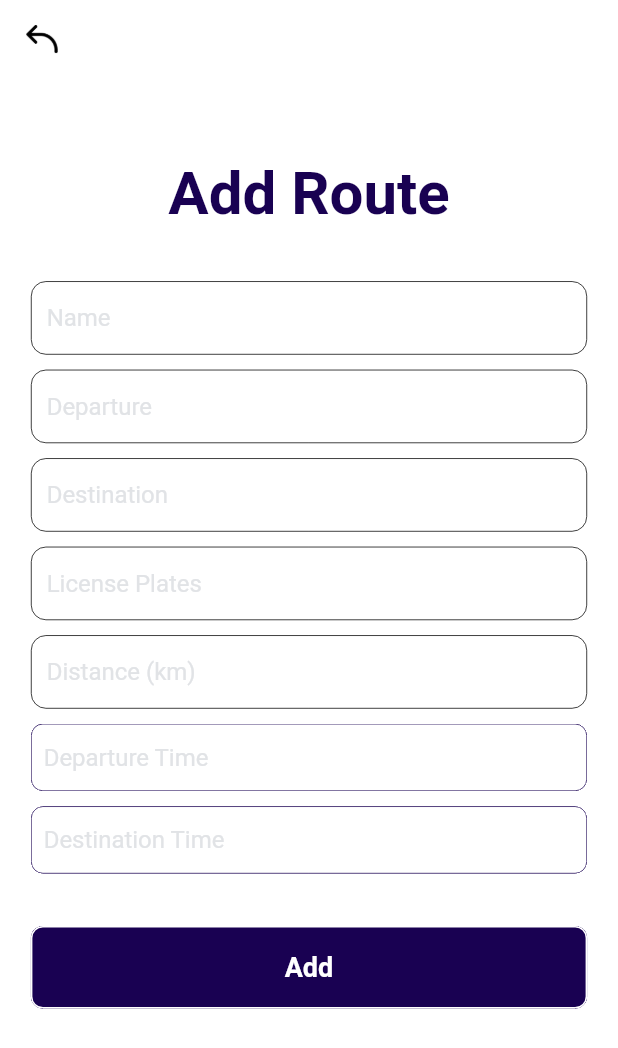
After one commit to nguyenvnbrtd/i_ticket, a Flutter app: the AddTravelRouteScreen screen opened by its route, on a phone screen of 412 x 824 dp. The commit adds this screen. Shown: the top 1048 px of the screen. Run offline on Flutter 3.47's test engine with Material 2 defaults, Android fonts, the phone set to English and light mode, and no system bars; our stand-ins replace cloud_firestore, device_info_plus, equatable, firebase_auth, firebase_core, flutter_bloc and 8 more; missing offline and left inert: dart:ffi, encrypt; accounts and stored records are empty; generated files the repository leaves out were written again; network calls fail.

Commit message:
finish add route

```diff
--- a/lib/core/src/assets.dart
+++ b/lib/core/src/assets.dart
@@ -14,6 +14,7 @@ class Assets {
   static const String destinationCircleIcon = 'assets/images/destination_circle.png';
   static const String editIcon = 'assets/images/edit.png';
   static const String trashIcon = 'assets/images/trash.png';
+  static const String backIcon = 'assets/images/back.png';
 
 
 }
--- a/lib/features/travel_route/blocs/travel_route_bloc.dart
+++ b/lib/features/travel_route/blocs/travel_route_bloc.dart
@@ -9,22 +9,23 @@ import '../../../injector.dart';
 import '../../../models/user_info_initial_argument.dart';
 import '../../../route/page_routes.dart';
 import '../models/travle_route.dart';
+import '../states/travel_route_state.dart';
 
-class TravelRouteBloc extends BaseBloc<TravelRouteEvent, BaseState> {
+class TravelRouteBloc extends BaseBloc<TravelRouteEvent, TravelRouteState> {
   final TravelRouteRepository _repository = it<TravelRouteRepository>();
 
   Stream<List<TravelRoute>> get routes => _repository.getAll;
 
-  TravelRouteBloc() : super(const BaseState()) {
+  TravelRouteBloc() : super(TravelRouteState.init()) {
     on<OnAddNewRoute>((event, emit) async {
       await UtilsHelper.runWithLoadingDialog(
         func: () async {
-          emit(const BaseState(isLoading: true));
+          emit(state.copyWith(isLoading: true));
           await _repository.create(event.route);
-          emit(const BaseState(isLoading: false));
+          emit(state.copyWith(isLoading: false));
         },
         onFailed: (e) {
-          emit(const BaseState(isLoading: false));
+          emit(state.copyWith(isLoading: false));
         },
       );
     });
@@ -40,5 +41,12 @@ class TravelRouteBloc extends BaseBloc<TravelRouteEvent, BaseState> {
         },
       );
     },);
+
+    on<OnChangeDepartureTime>((event, emit) async {
+      emit(state.copyWith(departureTime: event.time.toString()));
+    },);
+    on<OnChangeDestinationTime>((event, emit) async {
+      emit(state.copyWith(destinationTime: event.time.toString()));
+    },);
   }
 }
--- a/lib/features/travel_route/event/travel_route_event.dart
+++ b/lib/features/travel_route/event/travel_route_event.dart
@@ -20,3 +20,21 @@ class OnDeleteRoute extends TravelRouteEvent{
   @override
   List<Object?> get props => [id];
 }
+
+class OnChangeDepartureTime extends TravelRouteEvent{
+  final DateTime time;
+
+  OnChangeDepartureTime({required this.time});
+
+  @override
+  List<Object?> get props => [time];
+}
+
+class OnChangeDestinationTime extends TravelRouteEvent{
+  final DateTime time;
+
+  OnChangeDestinationTime({required this.time});
+
+  @override
+  List<Object?> get props => [time];
+}
--- /dev/null
+++ b/lib/features/travel_route/pages/add_travel_route_screen.dart
@@ -0,0 +1,197 @@
+import 'package:flutter/material.dart';
+import 'package:flutter_animation/base/blocs/base_state.dart';
+import 'package:flutter_animation/core/src/app_colors.dart';
+import 'package:flutter_animation/core/utils/dimension.dart';
+import 'package:flutter_animation/features/travel_route/blocs/travel_route_bloc.dart';
+import 'package:flutter_animation/features/travel_route/event/travel_route_event.dart';
+import 'package:flutter_animation/features/travel_route/states/travel_route_state.dart';
+import 'package:flutter_animation/widgets/base_screen/origin_screen.dart';
+import 'package:flutter_animation/widgets/staless/loading_button.dart';
+import 'package:flutter_animation/widgets/staless/primary_button.dart';
+import 'package:flutter_animation/widgets/staless/spacer.dart';
+import 'package:flutter_animation/widgets/stateful/text_input.dart';
+import 'package:flutter_bloc/flutter_bloc.dart';
+import 'package:flutter_datetime_picker/flutter_datetime_picker.dart';
+
+import '../../../core/utils/unique_id_generator.dart';
+import '../../../widgets/staless/bounce_scroll.dart';
+import '../../../widgets/staless/primary_app_bar.dart';
+import '../models/travle_route.dart';
+
+class AddTravelRouteScreen extends StatefulWidget {
+  const AddTravelRouteScreen({Key? key}) : super(key: key);
+
+  @override
+  State<StatefulWidget> createState() => _AddTravelRouteScreen();
+}
+
+class _AddTravelRouteScreen extends State<AddTravelRouteScreen> {
+  late final TextEditingController _nameController;
+  late final TextEditingController _departureController;
+  late final TextEditingController _destinationController;
+  late final TextEditingController _licensePlatesController;
+  late final TextEditingController _distanceController;
+
+  late final TravelRouteBloc travelRouteBloc;
+
+  final String title = 'Add Route';
+  final String nameHint = 'Name';
+  final String departureHint = 'Departure';
+  final String destinationHint = 'Destination';
+  final String licenseHint = 'License Plates';
+  final String timeMovingHint = 'Time Moving';
+  final String departureTimeHint = 'Departure Time';
+  final String destinationTimeHint = 'Destination Time';
+  final String _distanceHint = 'Distance (km)';
+  final String addLabel = 'Add';
+
+  @override
+  void initState() {
+    _nameController = TextEditingController();
+    _departureController = TextEditingController();
+    _destinationController = TextEditingController();
+    _licensePlatesController = TextEditingController();
+    _distanceController = TextEditingController();
+
+    travelRouteBloc = TravelRouteBloc();
+
+    super.initState();
+  }
+
+  @override
+  Widget build(BuildContext context) {
+    final paddingSize = DeviceDimension.screenWidth * 0.05;
+    final ThemeData theme = Theme.of(context);
+
+    return BlocProvider(
+      create: (_) => travelRouteBloc,
+      child: OriginScreen(
+        appbar: const PrimaryAppBar(),
+        child: BounceScroll(
+          child: Container(
+            height: DeviceDimension.screenHeight - (50 + paddingSize*2),
+            padding: EdgeInsets.all(paddingSize),
+            child: Column(
+              mainAxisAlignment: MainAxisAlignment.spaceBetween,
+              crossAxisAlignment: CrossAxisAlignment.center,
+              children: [
+                const SizedBox(),
+                Text(title, style: theme.textTheme.headlineLarge),
+                Column(
+                  crossAxisAlignment: CrossAxisAlignment.end,
+                  children: [
+                    TextInput(controller: _nameController, hint: nameHint, borderWidth: 0.5),
+                    const SpaceVertical(height: 10),
+                    TextInput(controller: _departureController, hint: departureHint, borderWidth: 0.5),
+                    const SpaceVertical(height: 10),
+                    TextInput(controller: _destinationController, hint: destinationHint, borderWidth: 0.5),
+                    const SpaceVertical(height: 10),
+                    TextInput(controller: _licensePlatesController, hint: licenseHint, borderWidth: 0.5),
+                    const SpaceVertical(height: 10),
+                    TextInput(controller: _distanceController, hint: _distanceHint, borderWidth: 0.5),
+                    const SpaceVertical(height: 10),
+                    BlocBuilder<TravelRouteBloc, TravelRouteState>(
+                      buildWhen: (previous, current) => previous.departureTime != current.departureTime,
+                      builder: (context, state) {
+                        final text = state.departureTime.isNotEmpty ? state.departureTime : departureTimeHint;
+                        final color = state.departureTime.isNotEmpty ? AppColors.textLabel : AppColors.greyMedium;
+                        return PrimaryButton(
+                          borderWidth: 0.5,
+                          color: AppColors.white,
+                          borderColor: AppColors.primary,
+                          child: Align(
+                            alignment: Alignment.centerLeft,
+                            child: Text(
+                              text,
+                              style: theme.textTheme.bodyMedium?.copyWith(color: color),
+                            ),
+                          ),
+                          onPress: openSelectDepartureTime,
+                        );
+                      },
+                    ),
+                    const SpaceVertical(height: 10),
+                    BlocBuilder<TravelRouteBloc, TravelRouteState>(
+                      buildWhen: (previous, current) => previous.destinationTime != current.destinationTime,
+                      builder: (context, state) {
+                        final text = state.destinationTime.isNotEmpty ? state.destinationTime : destinationTimeHint;
+                        final color = state.destinationTime.isNotEmpty ? AppColors.textLabel : AppColors.greyMedium;
+
+                        return PrimaryButton(
+                          borderWidth: 0.5,
+                          color: AppColors.white,
+                          borderColor: AppColors.primary,
+                          child: Align(
+                            alignment: Alignment.centerLeft,
+                            child: Text(
+                              text,
+                              style: theme.textTheme.bodyMedium?.copyWith(color: color),
+                            ),
+                          ),
+                          onPress: openSelectDestinationTime,
+                        );
+                      },
+                    ),
+                  ],
+                ),
+                BlocBuilder<TravelRouteBloc, BaseState>(
+                  builder: (context, state) => SizedBox(
+                    height: 55,
+                    child: LoadingButton(
+                      label: addLabel,
+                      onPress: onAddRoute,
+                      isLoading: state.isLoading,
+                    ),
+                  ),
+                ),
+                const SpaceVertical(height: 10),
+                const SpaceVertical(height: 10),
+              ],
+            ),
+          ),
+        ),
+      ),
+    );
+  }
+
+  openSelectDepartureTime() {
+    DatePicker.showDateTimePicker(
+      context,
+      showTitleActions: true,
+      onConfirm: (date) {
+        travelRouteBloc.add(OnChangeDepartureTime(time: date));
+      },
+      currentTime: DateTime.now(),
+      locale: LocaleType.vi,
+    );
+  }
+
+  openSelectDestinationTime() {
+    DatePicker.showDateTimePicker(
+      context,
+      showTitleActions: true,
+      onConfirm: (date) {
+        travelRouteBloc.add(OnChangeDestinationTime(time: date));
+      },
+      currentTime: DateTime.now(),
+      locale: LocaleType.vi,
+    );
+  }
+
+  onAddRoute() {
+    travelRouteBloc.add(
+      OnAddNewRoute(
+        route: TravelRoute(
+          id: UniqueIdGenerator.uniqueId,
+          name: _nameController.text,
+          departureName: _departureController.text,
+          destinationName: _destinationController.text,
+          departureTime: travelRouteBloc.state.departureTime,
+          destinationTime: travelRouteBloc.state.destinationTime,
+          distance: _distanceController.text,
+          licensePlate: _licensePlatesController.text,
+        ),
+      ),
+    );
+  }
+}
--- a/lib/features/travel_route/pages/components/travel_route_item.dart
+++ b/lib/features/travel_route/pages/components/travel_route_item.dart
@@ -60,14 +60,18 @@ class TravelRouteItem extends StatelessWidget {
                     Expanded(
                       child: Align(
                         alignment: Alignment.centerLeft,
-                        child: Text(name, style: theme.textTheme.headlineSmall?.copyWith(fontWeight: FontWeight.w500)),
+                        child: Text(
+                          name,
+                          overflow: TextOverflow.ellipsis,
+                          maxLines: 3,
+                          style: theme.textTheme.headlineSmall?.copyWith(fontWeight: FontWeight.w500),
                         ),
                       ),
-                    Expanded(
-                      child: Align(
+                    ),
+                    const SpaceHorizontal(),
+                    Align(
                       alignment: Alignment.centerRight,
                       child: Text(travelTime, style: theme.textTheme.headlineSmall?.copyWith(fontWeight: FontWeight.w500)),
-                      ),
                     ),
                   ],
                 ),
@@ -169,11 +173,10 @@ class TravelRouteItem extends StatelessWidget {
         closeWhenAction: true,
         label: deleteAlert,
         message: deleteMessage,
-      onCancel: (){},
-      onConfirm: (){
+        onCancel: () {},
+        onConfirm: () {
           context.read<TravelRouteBloc>().add(OnDeleteRoute(id: item.id!));
-      }
-    );
+        });
   }
 }
 
--- a/lib/features/travel_route/pages/travel_route_screen.dart
+++ b/lib/features/travel_route/pages/travel_route_screen.dart
@@ -1,8 +1,10 @@
 import 'package:flutter/material.dart';
 import 'package:flutter_animation/core/src/assets.dart';
 import 'package:flutter_animation/core/utils/dimension.dart';
+import 'package:flutter_animation/core/utils/utils_helper.dart';
 import 'package:flutter_animation/features/travel_route/event/travel_route_event.dart';
 import 'package:flutter_animation/features/travel_route/models/travle_route.dart';
+import 'package:flutter_animation/route/page_routes.dart';
 import 'package:flutter_animation/widgets/base_screen/origin_screen.dart';
 import 'package:flutter_animation/widgets/staless/spacer.dart';
 import 'package:flutter_bloc/flutter_bloc.dart';
@@ -82,7 +84,6 @@ class _TravelRouteScreen extends State<TravelRouteScreen> {
   }
 
   void onAddRoute() {
-    travelRouteBloc.add(OnAddNewRoute(route: TravelRoute(id: UniqueIdGenerator.uniqueId)));
-    DialogUtils.showToast('Add success');
+    UtilsHelper.pushNamed(Routes.addTravelRoute);
   }
 }
--- /dev/null
+++ b/lib/features/travel_route/states/travel_route_state.dart
@@ -0,0 +1,27 @@
+import 'package:flutter_animation/base/blocs/base_state.dart';
+
+class TravelRouteState extends BaseState {
+  final String departureTime;
+  final String destinationTime;
+
+  const TravelRouteState({required bool isLoading, required this.departureTime, required this.destinationTime}) : super(isLoading: isLoading);
+
+  factory TravelRouteState.init() {
+    return const TravelRouteState(
+      isLoading: false,
+      departureTime: '',
+      destinationTime: '',
+    );
+  }
+
+  TravelRouteState copyWith({bool? isLoading, String? departureTime, String? destinationTime}) {
+    return TravelRouteState(
+      isLoading: isLoading ?? this.isLoading,
+      departureTime: departureTime ?? this.departureTime,
+      destinationTime: destinationTime ?? this.destinationTime,
+    );
+  }
+
+  @override
+  List<Object?> get props => [isLoading, departureTime, destinationTime];
+}
--- a/lib/route/page_routes.dart
+++ b/lib/route/page_routes.dart
@@ -8,6 +8,7 @@ import 'package:flutter_animation/models/user_info_initial_argument.dart';
 
 import '../features/register/pages/register_screen.dart';
 import '../features/splash/pages/splash_screen.dart';
+import '../features/travel_route/pages/add_travel_route_screen.dart';
 import '../features/user_info/pages/user_info_screen.dart';
 import '../models/arguments_screen_model.dart';
 
@@ -23,6 +24,7 @@ class Routes {
   static const String home = '/home';
   static const String userInfo = '/user_info';
   static const String userInfoInitial = '/user_info_initial';
+  static const String addTravelRoute = '/add_travel_route';
 
   static String _current = splash;
 
@@ -77,6 +79,12 @@ class Routes {
           routeSettings: const RouteSettings(name: userInfoInitial),
           widget: UserInfoInitialScreen(uid: arg.uid, email: arg.email),
         );
+      case addTravelRoute:
+        // final arg = arguments.data as UserInfoInitialArgument;
+        return SlideRightRoute(
+          routeSettings: const RouteSettings(name: addTravelRoute),
+          widget: const AddTravelRouteScreen(),
+        );
 
       default:
         return MaterialPageRoute(settings: const RouteSettings(name: splash), builder: (_) => const SplashScreen());
--- /dev/null
+++ b/lib/widgets/staless/bounce_scroll.dart
@@ -0,0 +1,14 @@
+import 'package:flutter/material.dart';
+import 'package:flutter_animation/core/utils/dimension.dart';
+
+class BounceScroll extends StatelessWidget{
+  final Widget? child;
+
+  const BounceScroll({Key? key, this.child}) : super(key: key);
+
+  @override
+  Widget build(BuildContext context) {
+    return SingleChildScrollView(physics: const BouncingScrollPhysics() , child: child);
+  }
+
+}
--- /dev/null
+++ b/lib/widgets/staless/primary_app_bar.dart
@@ -0,0 +1,24 @@
+import 'package:flutter/material.dart';
+import 'package:flutter_animation/core/src/assets.dart';
+import 'package:flutter_animation/core/utils/utils_helper.dart';
+import 'package:flutter_animation/widgets/staless/base_tab_widget.dart';
+
+class PrimaryAppBar extends StatelessWidget with PreferredSizeWidget{
+  const PrimaryAppBar({Key? key}) : super(key: key);
+
+  @override
+  Widget build(BuildContext context) {
+    return AppBar(
+      centerTitle: true,
+      backgroundColor: Colors.transparent,
+      elevation: 0,
+      leading: BaseTabWidget(
+        onTap: ()=> UtilsHelper.pop(),
+        child: Center(child: Image.asset(Assets.backIcon, width: 25, height: 25, fit:  BoxFit.contain)),
+      ),
+    );
+  }
+
+  @override
+  Size get preferredSize => Size(0, 50);
+}
--- a/lib/widgets/staless/primary_button.dart
+++ b/lib/widgets/staless/primary_button.dart
@@ -13,6 +13,7 @@ class PrimaryButton extends StatelessWidget {
     this.borderColor = Colors.white,
     this.height = 45,
     this.width,
+    this.borderWidth = 1,
     this.child,
   }) : super(key: key);
 
@@ -23,6 +24,7 @@ class PrimaryButton extends StatelessWidget {
   final Color color;
   final double height;
   final double? width;
+  final double borderWidth;
   final Widget? child;
 
   @override
@@ -40,7 +42,7 @@ class PrimaryButton extends StatelessWidget {
           padding: const EdgeInsets.all(edgSize),
           decoration: BoxDecoration(
             borderRadius: BorderRadius.circular(edgSize),
-            border: Border.all(color: borderColor, width: 1),
+            border: Border.all(color: borderColor, width: borderWidth),
           ),
           child: Center(
             child: child ??
--- a/pubspec.yaml
+++ b/pubspec.yaml
@@ -67,6 +67,8 @@ dependencies:
 
   #gen unique_identifier:
   uuid: ^3.0.7
+
+  flutter_datetime_picker: ^1.5.1
 
 dev_dependencies:
   flutter_test:
```
Also changed, not shown: assets/images/back.png (added), pubspec.lock. Lines whose indentation alone changed are shown as unchanged.
